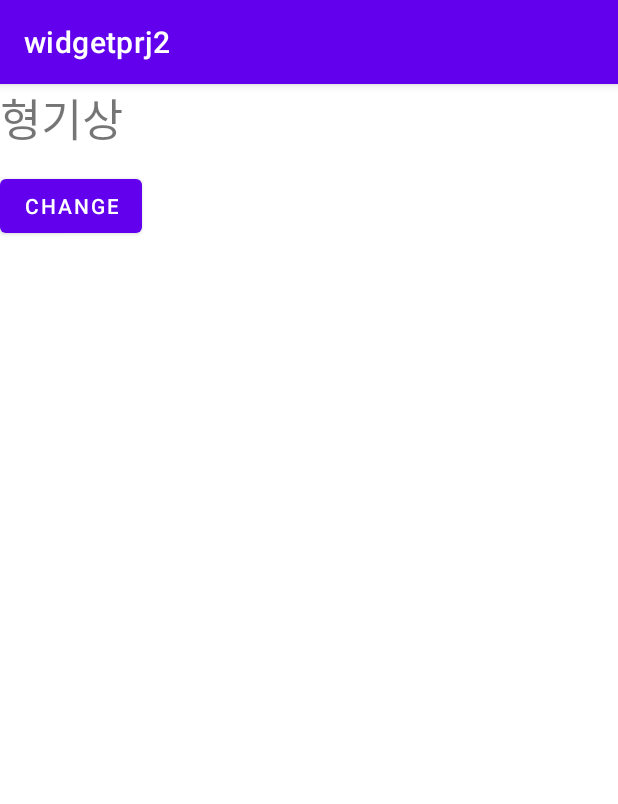
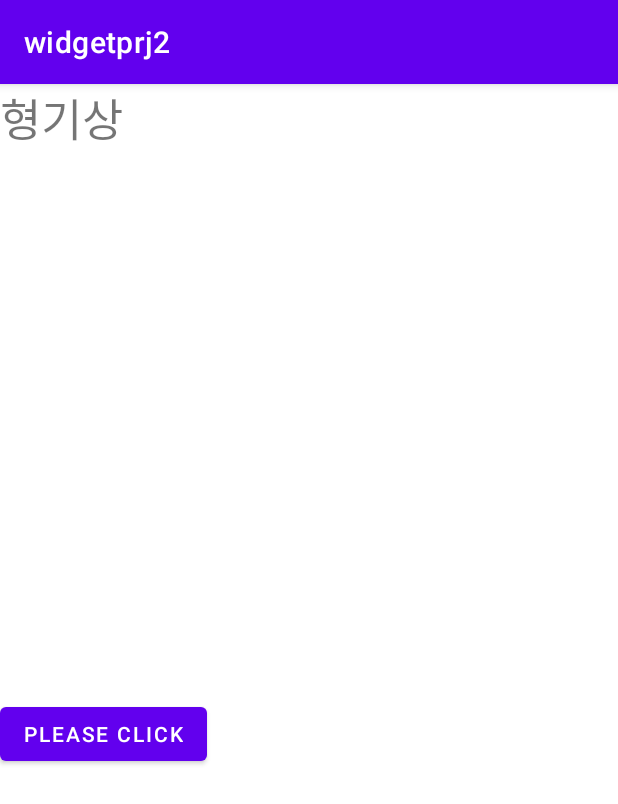
Before and after one commit to wakebro/android_practice, an Android app: the screen it shows after launch (MainActivity), on a phone screen of 412 x 824 dp. Shown: the top 804 px of the screen. Run offline under Robolectric (Android 15) with nearby library versions, the phone set to English and light mode, and no system bars.

Commit message:
20211019_안드로이드 위젯

```diff
--- a/widgetprj2/app/src/main/res/layout/activity_main.xml
+++ b/widgetprj2/app/src/main/res/layout/activity_main.xml
@@ -17,10 +17,10 @@
         android:id="@+id/btn1"
         android:layout_width="wrap_content"
         android:layout_height="wrap_content"
-        android:layout_marginTop="12dp"
-        android:text="Change"
+        android:layout_marginTop="364dp"
+        android:text="@string/btn1"
         app:layout_constraintTop_toBottomOf="@+id/textView1"
-        tools:layout_editor_absoluteX="0dp" />
+        tools:layout_editor_absoluteX="136dp" />
 
 
 </androidx.constraintlayout.widget.ConstraintLayout>
--- a/widgetprj2/app/src/main/res/values/strings.xml
+++ b/widgetprj2/app/src/main/res/values/strings.xml
@@ -1,3 +1,4 @@
 <resources>
     <string name="app_name">widgetprj2</string>
+    <string name="btn1">Please Click</string>
 </resources>
```
Also changed, not shown: widgetprj2/app/src/main/java/com/ict/widgetprj2/MainActivity.java (+16 -5 lines).
